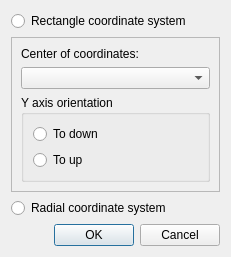
Old version of the form gui/systemchooser.ui in the repository dmitriyushakov/imaginegenerator.
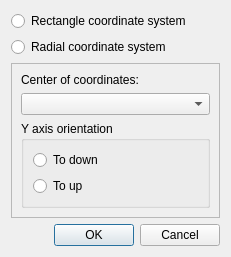
New version of the form. Icons and pictures are not drawn.

Commit message: Rendering different coordinate systems.

What changed in the file:
```diff
--- a/gui/systemchooser.ui
+++ b/gui/systemchooser.ui
@@ -31,6 +31,13 @@
      </property>
     </widget>
    </item>
+   <item>
+    <widget class="QRadioButton" name="radialBtn">
+     <property name="text">
+      <string>Radial coordinate system</string>
+     </property>
+    </widget>
+   </item>
    <item>
     <widget class="QFrame" name="rectFrm">
      <property name="frameShape">
@@ -76,13 +83,6 @@
      </layout>
     </widget>
    </item>
-   <item>
-    <widget class="QRadioButton" name="radialBtn">
-     <property name="text">
-      <string>Radial coordinate system</string>
-     </property>
-    </widget>
-   </item>
    <item>
     <widget class="QDialogButtonBox" name="buttonBox">
      <property name="standardButtons">
```
The commit also changes 9 other files.
